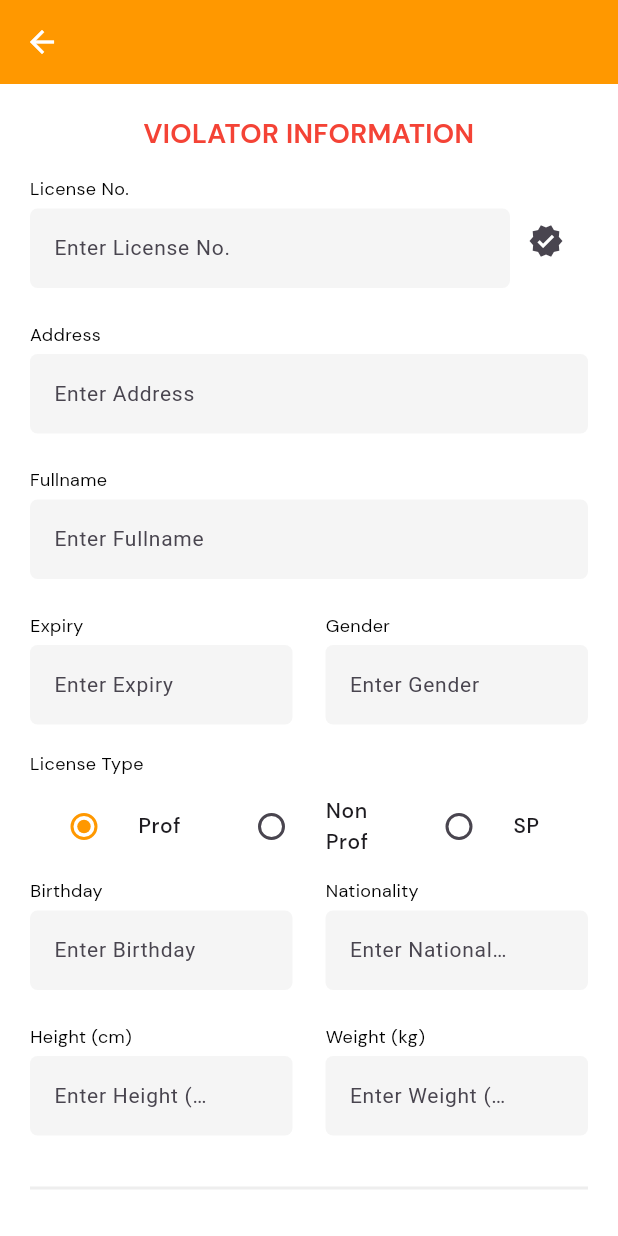
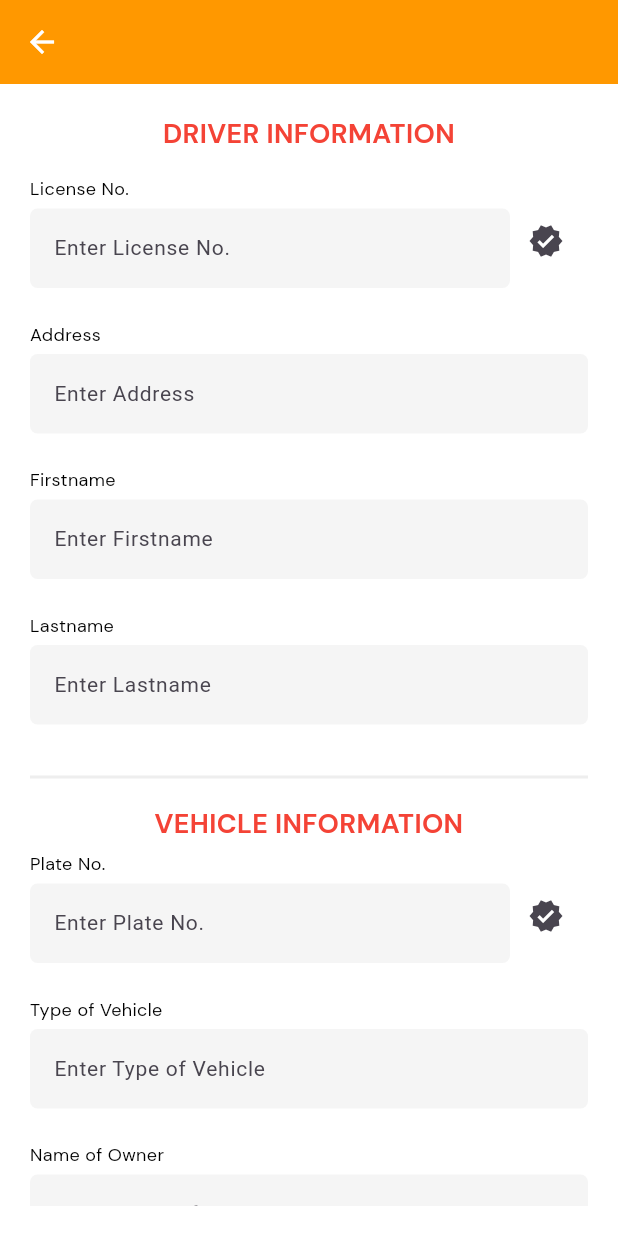
Before and after one commit to lansoyyy/ntt_enforcerapp, a Flutter app: the AddTicketScreen screen opened directly, on a phone screen of 412 x 824 dp. Run offline on Flutter 3.47's test engine with Material 3 defaults, Android fonts, the phone set to English and light mode, and no system bars; our stand-ins replace fluttertoast; Roboto replaces fonts that are missing (QRegular).

Commit message:
added ui changes

```diff
--- a/lib/screens/add_ticket_screen.dart
+++ b/lib/screens/add_ticket_screen.dart
@@ -16,7 +16,9 @@ class AddTicketScreen extends StatefulWidget {
 }
 
 class _AddTicketScreenState extends State<AddTicketScreen> {
-  final name = TextEditingController();
+  final fname = TextEditingController();
+  final lname = TextEditingController();
+
   final address = TextEditingController();
   final license = TextEditingController();
   final expiry = TextEditingController();
@@ -30,11 +32,11 @@ class _AddTicketScreenState extends State<AddTicketScreen> {
   final owner = TextEditingController();
   final owneraddress = TextEditingController();
   final maker = TextEditingController();
-  final model = TextEditingController();
+  final vehicletype = TextEditingController();
   final color = TextEditingController();
   final number = TextEditingController();
 
-  String _selectedOption = 'Prof';
+  final String _selectedOption = 'Prof';
 
   Map<String, bool> checkedValues = {};
 
@@ -42,10 +44,13 @@ class _AddTicketScreenState extends State<AddTicketScreen> {
 
   final _formKey = GlobalKey<FormState>();
 
+  final searchController = TextEditingController();
+  String nameSearched = '';
+
   @override
   void initState() {
     // TODO: implement initState
-    super.initState();
+
     super.initState();
     for (var violation in violations) {
       checkedValues[violation.code] = false;
@@ -71,7 +76,7 @@ class _AddTicketScreenState extends State<AddTicketScreen> {
               children: [
                 const Center(
                   child: Text(
-                    'VIOLATOR INFORMATION',
+                    'DRIVER INFORMATION',
                     textAlign: TextAlign.center,
                     style: TextStyle(
                         fontSize: 18,
@@ -108,124 +113,13 @@ class _AddTicketScreenState extends State<AddTicketScreen> {
                 ),
                 TextFieldWidget(
                   width: double.infinity,
-                  controller: name,
-                  label: 'Fullname',
-                ),
-                Row(
-                  mainAxisAlignment: MainAxisAlignment.spaceBetween,
-                  children: [
-                    TextFieldWidget(
-                      width: 175,
-                      controller: expiry,
-                      label: 'Expiry',
+                  controller: fname,
+                  label: 'Firstname',
                 ),
                 TextFieldWidget(
-                      width: 175,
-                      controller: gender,
-                      label: 'Gender',
-                    ),
-                  ],
-                ),
-                TextWidget(
-                    text: 'License Type', fontSize: 12, color: Colors.black),
-                const SizedBox(
-                  height: 5,
-                ),
-                Row(
-                  children: [
-                    SizedBox(
-                      width: 125,
-                      child: RadioListTile<String>(
-                        activeColor: primary,
-                        title: const Text(
-                          'Prof',
-                          style: TextStyle(
-                            fontFamily: 'Medium',
-                            fontSize: 14,
-                          ),
-                        ),
-                        value: 'Prof',
-                        groupValue: _selectedOption,
-                        onChanged: (value) {
-                          setState(() {
-                            _selectedOption = value!;
-                          });
-                        },
-                      ),
-                    ),
-                    SizedBox(
-                      width: 125,
-                      child: RadioListTile<String>(
-                        activeColor: primary,
-                        title: const Text(
-                          'Non Prof',
-                          style: TextStyle(
-                            fontFamily: 'Medium',
-                            fontSize: 14,
-                          ),
-                        ),
-                        value: 'Non Prof',
-                        groupValue: _selectedOption,
-                        onChanged: (value) {
-                          setState(() {
-                            _selectedOption = value!;
-                          });
-                        },
-                      ),
-                    ),
-                    SizedBox(
-                      width: 115,
-                      child: RadioListTile<String>(
-                        activeColor: primary,
-                        title: const Text(
-                          'SP',
-                          style: TextStyle(
-                            fontFamily: 'Medium',
-                            fontSize: 14,
-                          ),
-                        ),
-                        value: 'SP',
-                        groupValue: _selectedOption,
-                        onChanged: (value) {
-                          setState(() {
-                            _selectedOption = value!;
-                          });
-                        },
-                      ),
-                    ),
-                  ],
-                ),
-                Row(
-                  mainAxisAlignment: MainAxisAlignment.spaceBetween,
-                  children: [
-                    TextFieldWidget(
-                      width: 175,
-                      controller: bday,
-                      label: 'Birthday',
-                    ),
-                    TextFieldWidget(
-                      width: 175,
-                      controller: nationality,
-                      label: 'Nationality',
-                    ),
-                  ],
-                ),
-                Row(
-                  mainAxisAlignment: MainAxisAlignment.spaceBetween,
-                  children: [
-                    TextFieldWidget(
-                      inputType: TextInputType.number,
-                      width: 175,
-                      controller: height,
-                      label: 'Height (cm)',
-                    ),
-                    TextFieldWidget(
-                      inputType: TextInputType.number,
-                      width: 175,
-                      controller: weight,
-                      label: 'Weight (kg)',
-                    ),
-                  ],
+                  width: double.infinity,
+                  controller: lname,
+                  label: 'Lastname',
                 ),
                 const SizedBox(
                   height: 10,
@@ -248,43 +142,38 @@ class _AddTicketScreenState extends State<AddTicketScreen> {
                     ),
                   ),
                 ),
-                const SizedBox(
-                  height: 10,
-                ),
-                TextFieldWidget(
-                  width: 325,
+                Row(
+                  children: [
+                    SizedBox(
+                      width: 320,
+                      child: TextFieldWidget(
+                        width: double.infinity,
                         controller: plateno,
                         label: 'Plate No.',
                       ),
-                TextFieldWidget(
-                  width: 325,
-                  controller: owner,
-                  label: 'Owner',
                     ),
-                TextFieldWidget(
-                  width: 325,
-                  controller: owneraddress,
-                  label: 'Owner Address',
+                    IconButton(
+                      onPressed: () {},
+                      icon: const Icon(
+                        Icons.verified,
                       ),
-                Row(
-                  mainAxisAlignment: MainAxisAlignment.spaceEvenly,
-                  children: [
-                    TextFieldWidget(
-                      width: 175,
-                      controller: maker,
-                      label: 'Maker',
-                    ),
-                    TextFieldWidget(
-                      width: 175,
-                      controller: color,
-                      label: 'Color',
                     ),
                   ],
                 ),
                 TextFieldWidget(
-                  width: 325,
-                  controller: model,
-                  label: 'Model',
+                  width: double.infinity,
+                  controller: vehicletype,
+                  label: 'Type of Vehicle',
+                ),
+                TextFieldWidget(
+                  width: double.infinity,
+                  controller: owner,
+                  label: 'Name of Owner',
+                ),
+                TextFieldWidget(
+                  width: double.infinity,
+                  controller: owneraddress,
+                  label: 'Address of Owner',
                 ),
                 const SizedBox(
                   height: 20,
@@ -294,21 +183,23 @@ class _AddTicketScreenState extends State<AddTicketScreen> {
                     width: double.infinity,
                     label: hasSelected ? 'Save Ticket' : 'Continue',
                     onPressed: () {
-                      if (_formKey.currentState!.validate()) {
-                        if (hasSelected) {
-                          showToast('Ticket saved succesfully!');
+                      // if (_formKey.currentState!.validate()) {
+                      //   if (hasSelected) {
+                      //     showToast('Ticket saved succesfully!');
 
-                          Navigator.of(context).pushAndRemoveUntil(
-                            MaterialPageRoute(
-                                builder: (context) => const HomeScreen()),
-                            (route) {
-                              return false;
-                            },
-                          );
-                        } else {
+                      //     Navigator.of(context).pushAndRemoveUntil(
+                      //       MaterialPageRoute(
+                      //           builder: (context) => const HomeScreen()),
+                      //       (route) {
+                      //         return false;
+                      //       },
+                      //     );
+                      //   } else {
+                      //     showViolations();
+                      //   }
+                      // }
+
                       showViolations();
-                        }
-                      }
                     },
                   ),
                 ),
@@ -330,11 +221,9 @@ class _AddTicketScreenState extends State<AddTicketScreen> {
         return SizedBox(
             height: 500,
             width: double.infinity,
-            child: Column(
+            child: StatefulBuilder(builder: (context, setState) {
+              return Column(
                 children: [
-                const SizedBox(
-                  height: 10,
-                ),
                   Padding(
                     padding: const EdgeInsets.only(left: 20, right: 20),
                     child: Row(
@@ -355,10 +244,8 @@ class _AddTicketScreenState extends State<AddTicketScreen> {
                         ),
                         IconButton(
                             onPressed: () {
-                            setState(() {
-                              hasSelected = true;
-                            });
                               Navigator.pop(context);
+                              showViolationDetailsDialog();
                             },
                             icon: const Icon(
                               Icons.save,
@@ -373,11 +260,48 @@ class _AddTicketScreenState extends State<AddTicketScreen> {
                       ],
                     ),
                   ),
-                const SizedBox(
-                  height: 10,
+                  Padding(
+                    padding: const EdgeInsets.all(20),
+                    child: Container(
+                      height: 40,
+                      width: double.infinity,
+                      decoration: BoxDecoration(
+                          border: Border.all(
+                            color: Colors.black,
+                            width: 0.5,
+                          ),
+                          borderRadius: BorderRadius.circular(100)),
+                      child: Padding(
+                        padding: const EdgeInsets.only(left: 10, right: 10),
+                        child: TextFormField(
+                          style: const TextStyle(
+                              color: Colors.black,
+                              fontFamily: 'Regular',
+                              fontSize: 14),
+                          onChanged: (value) {
+                            setState(() {
+                              nameSearched = value;
+                            });
+                          },
+                          decoration: const InputDecoration(
+                              border: InputBorder.none,
+                              labelStyle: TextStyle(
+                                color: Colors.black,
+                              ),
+                              hintText: 'Search Violation',
+                              hintStyle: TextStyle(
+                                  fontFamily: 'Regular', fontSize: 14),
+                              prefixIcon: Icon(
+                                Icons.search,
+                                color: Colors.grey,
+                              )),
+                          controller: searchController,
+                        ),
+                      ),
+                    ),
                   ),
                   SizedBox(
-                    height: 300,
+                      height: 225,
                       width: 375,
                       child: ListView.separated(
                         separatorBuilder: (context, index) {
@@ -442,7 +366,116 @@ class _AddTicketScreenState extends State<AddTicketScreen> {
                       )),
                   const SizedBox(height: 10),
                 ],
-            ));
+              );
+            }));
+      },
+    );
+  }
+
+  showViolationDetailsDialog() {
+    return showModalBottomSheet(
+      context: context,
+      builder: (context) {
+        return SizedBox(
+          height: 500,
+          child: Padding(
+            padding: const EdgeInsets.all(20.0),
+            child: Column(
+              mainAxisSize: MainAxisSize.min,
+              children: [
+                for (int i = 0; i < 5; i++)
+                  Row(
+                    mainAxisAlignment: MainAxisAlignment.spaceBetween,
+                    children: [
+                      TextWidget(
+                        text: 'No Helmet',
+                        fontSize: 14,
+                        fontFamily: 'Bold',
+                      ),
+                      TextWidget(
+                        text: '3rd offense',
+                        fontSize: 12,
+                        fontFamily: 'Medium',
+                      ),
+                      Row(
+                        crossAxisAlignment: CrossAxisAlignment.center,
+                        children: [
+                          Column(
+                            crossAxisAlignment: CrossAxisAlignment.start,
+                            mainAxisAlignment: MainAxisAlignment.start,
+                            children: [
+                              TextWidget(
+                                text: 'P 2000.00',
+                                fontSize: 12,
+                                fontFamily: 'Medium',
+                              ),
+                              TextWidget(
+                                text: 'REV OF DL',
+                                fontSize: 12,
+                                fontFamily: 'Medium',
+                              ),
+                            ],
+                          ),
+                          IconButton(
+                            onPressed: () {},
+                            icon: const Icon(
+                              Icons.delete_outline_outlined,
+                              color: Colors.red,
+                            ),
+                          ),
+                        ],
+                      ),
+                    ],
+                  ),
+                const Divider(),
+                Row(
+                  mainAxisAlignment: MainAxisAlignment.spaceBetween,
+                  children: [
+                    TextWidget(
+                      text: 'Total',
+                      fontSize: 14,
+                      fontFamily: 'Bold',
+                    ),
+                    TextWidget(
+                      text: 'P 10,000.00',
+                      fontSize: 14,
+                      fontFamily: 'Bold',
+                    ),
+                  ],
+                ),
+                const Expanded(child: SizedBox()),
+                Row(
+                  mainAxisAlignment: MainAxisAlignment.spaceEvenly,
+                  children: [
+                    MaterialButton(
+                      onPressed: () => Navigator.of(context).pop(true),
+                      child: const Text(
+                        'Close',
+                        style: TextStyle(
+                            fontFamily: 'QRegular',
+                            fontWeight: FontWeight.bold),
+                      ),
+                    ),
+                    MaterialButton(
+                      onPressed: () async {
+                        setState(() {
+                          hasSelected = true;
+                        });
+                        Navigator.pop(context);
+                      },
+                      child: const Text(
+                        'Continue',
+                        style: TextStyle(
+                            fontFamily: 'QRegular',
+                            fontWeight: FontWeight.bold),
+                      ),
+                    ),
+                  ],
+                ),
+              ],
+            ),
+          ),
+        );
       },
     );
   }
--- a/lib/screens/notif_screen.dart
+++ b/lib/screens/notif_screen.dart
@@ -42,7 +42,7 @@ class _NotifScreenState extends State<NotifScreen> {
         foregroundColor: Colors.white,
         backgroundColor: primary,
         title: TextWidget(
-          text: 'Notifications',
+          text: 'Announcements',
           fontSize: 18,
           color: Colors.white,
         ),
@@ -61,7 +61,7 @@ class _NotifScreenState extends State<NotifScreen> {
               child: ListTile(
                 contentPadding: const EdgeInsets.all(15),
                 leading: const Icon(
-                  Icons.notifications,
+                  Icons.info_outline,
                   color: primary,
                   size: 40,
                 ),
```
Also changed, not shown: lib/screens/home_screen.dart (+5 -7 lines). Lines whose indentation alone changed are shown as unchanged.
